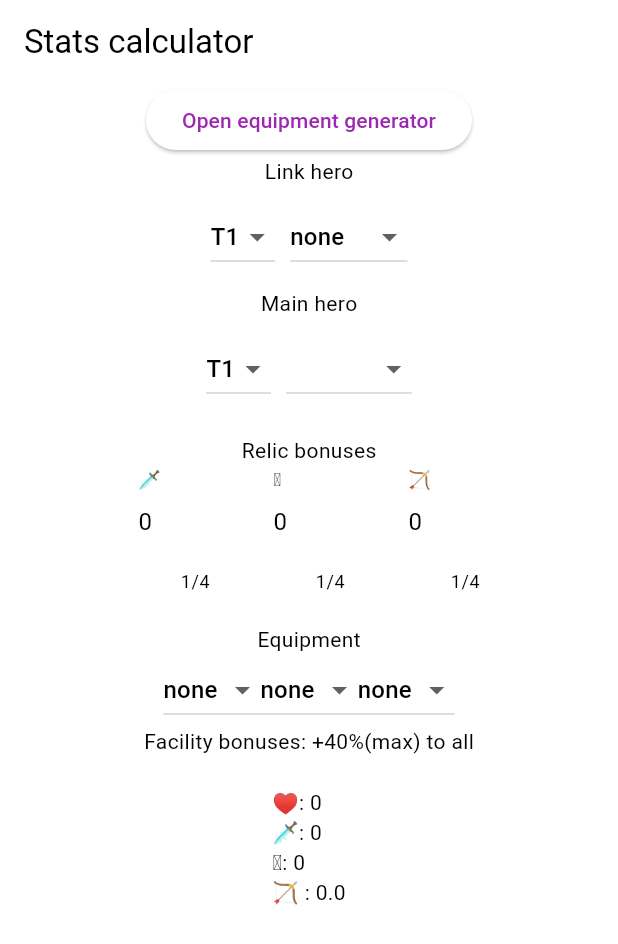
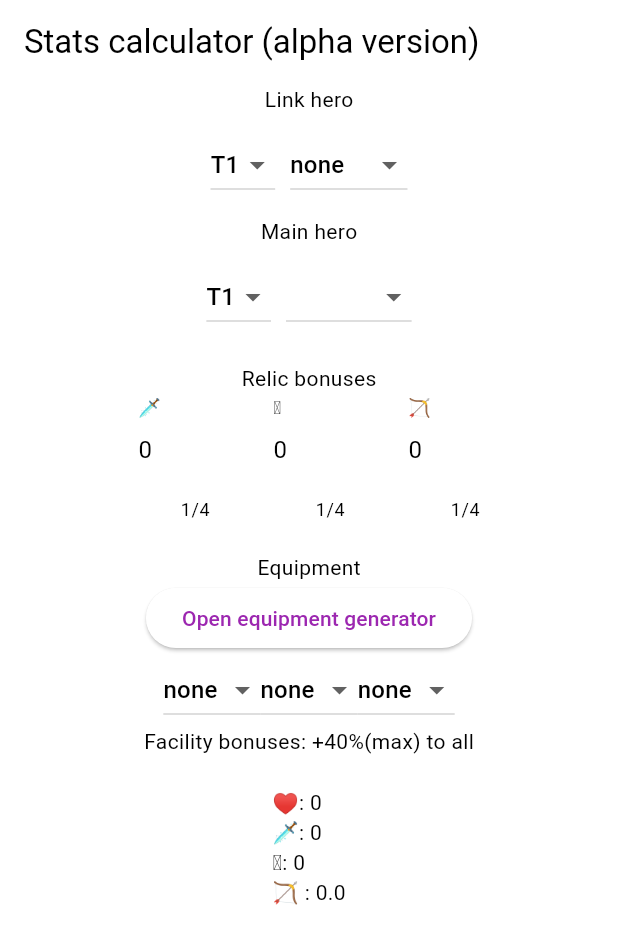
Before and after one commit to TemirkhanN/kgc-calculator, a Flutter app: the screen it shows after launch, on a phone screen of 412 x 824 dp. Shown: the top 944 px of the screen. Run offline on Flutter 3.47's test engine with Material 3 defaults, Android fonts, the phone set to English and light mode, and no system bars; our stand-ins replace shared_preferences.

Commit message:
Adjusted texts

```diff
--- a/lib/widget/calculator.dart
+++ b/lib/widget/calculator.dart
@@ -42,15 +42,9 @@ class _CalculatorState extends State<Calculator> {
   Widget build(BuildContext context) {
 //TODO avoid returning widgets from methods
     return Scaffold(
-      appBar: AppBar(title: const Text('Stats calculator')),
+      appBar: AppBar(title: const Text('Stats calculator (alpha version)')),
       body: Column(
         children: [
-          ElevatedButton(
-              // This is an interesting way to handle states. Future happens once widget is closed and we return to current page. Hence, setState triggers rendering
-              // otherwise data that was modified on other widget won't be reflected in current one.
-              onPressed: () => openPage(const EquipmentCreator(), context)
-                  .then((val) => setState(() {})),
-              child: const Text("Open equipment generator")),
           const Text("Link hero"),
           _bufferSelector(),
           const Text("Main hero"),
@@ -60,6 +54,12 @@ class _CalculatorState extends State<Calculator> {
           _relicBonuses(),
           const SizedBox(height: 10),
           const Text("Equipment"),
+          ElevatedButton(
+              // This is an interesting way to handle states. Future happens once widget is closed and we return to current page. Hence, setState triggers rendering
+              // otherwise data that was modified on other widget won't be reflected in current one.
+              onPressed: () => openPage(const EquipmentCreator(), context)
+                  .then((val) => setState(() {})),
+              child: const Text("Open equipment generator")),
           _equipmentSlots(),
           const Text("Facility bonuses: +40%(max) to all"),
           statsSummary,
```
